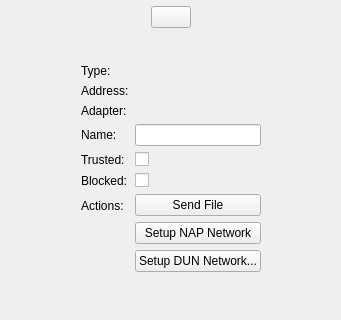
The window that src/kcmodule/devices/devicedetails.ui (KDE/bluedevil) describes before a commit, drawn with Qt 5; both pictures show x 0 to 341 and y 148 to 468 of the 341 by 468 pixel window.
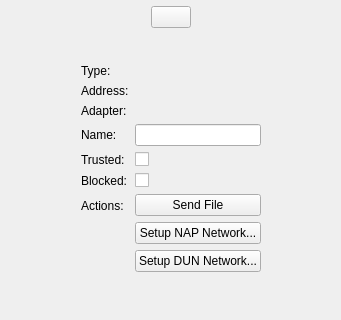
The same window after the commit.

Commit message: Add ellipsis (...) according to HIG

What changed in the file:
```diff
--- a/src/kcmodule/devices/devicedetails.ui
+++ b/src/kcmodule/devices/devicedetails.ui
@@ -184,7 +184,7 @@
           <item>
            <widget class="QPushButton" name="napButton">
             <property name="text">
-             <string>Setup NAP Network</string>
+             <string>Setup NAP Network...</string>
             </property>
            </widget>
           </item>
```
